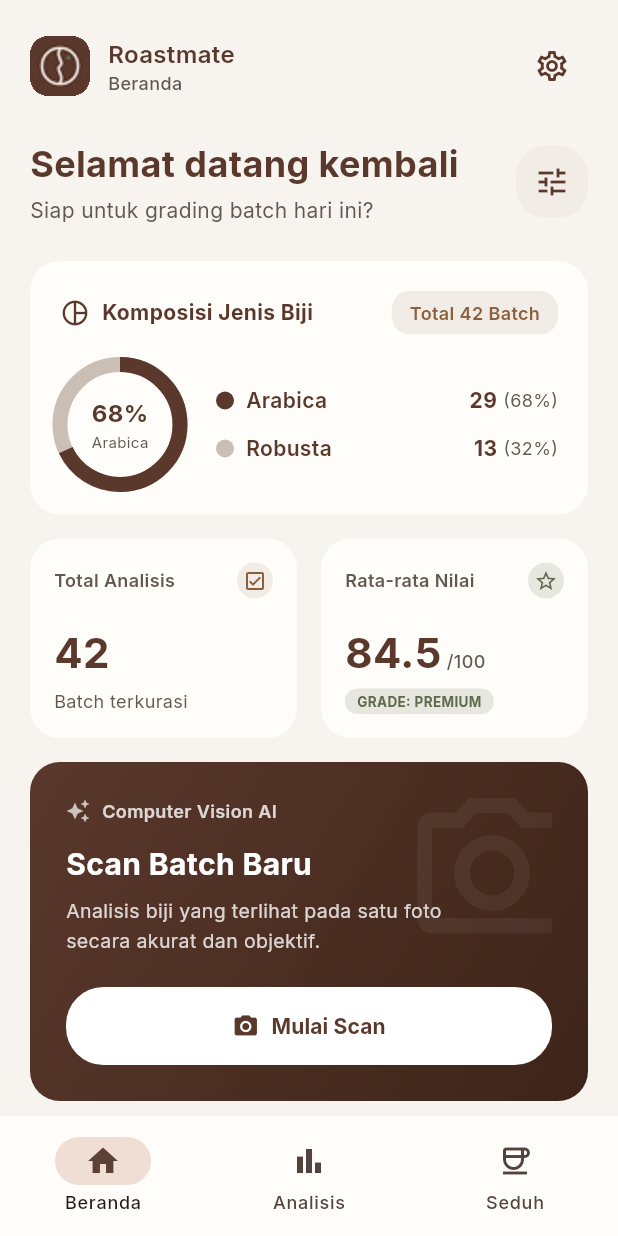
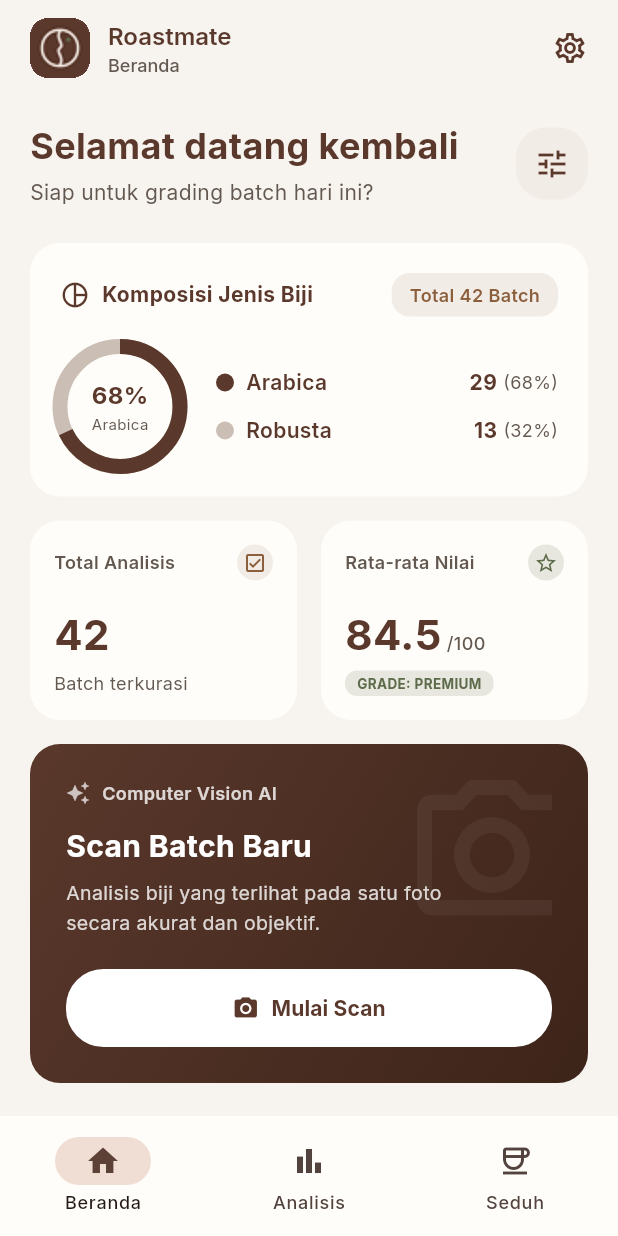
Before and after one commit to AhmadKevin000/roastmate_app, a Flutter app: the screen it shows after launch, on a phone screen of 412 x 824 dp. Run offline on Flutter 3.47's test engine with Material 3 defaults, Android fonts, the phone set to English and light mode, and no system bars; our stand-ins replace camera, flutter_riverpod, go_router, sqflite; accounts and stored records are empty.

Commit message:
feat(home): header pinned di tab shell + navigasi analisis terakhir

```diff
--- a/mobile/lib/core/widgets/roastmate_app_header.dart
+++ b/mobile/lib/core/widgets/roastmate_app_header.dart
@@ -7,13 +7,18 @@ import '../theme/roastmate_text.dart';
 
 /// Header brand yang konsisten untuk layar bertab (Beranda, Analisis, Seduh).
 ///
-/// Menampilkan logo aplikasi, nama "Roastmate", sublabel tab aktif, dan ikon
-/// pengaturan. Tidak memakai avatar.
-class RoastmateAppHeader extends StatelessWidget {
+/// Dirender sebagai [AppBar] sehingga tetap menempel di atas saat konten
+/// di-scroll (sama seperti layar detail). Menampilkan logo aplikasi, nama
+/// "Roastmate", sublabel tab aktif, dan ikon pengaturan. Tidak memakai avatar.
+class RoastmateAppHeader extends StatelessWidget
+    implements PreferredSizeWidget {
   /// Sublabel tab aktif (mis. "Beranda", "Analisis", "Seduh").
   final String subtitle;
 
   final VoidCallback? onSettings;
+
+  /// Tinggi area toolbar (tanpa inset status bar).
+  static const double toolbarHeight = 64;
 
   const RoastmateAppHeader({
     super.key,
@@ -22,11 +27,18 @@ class RoastmateAppHeader extends StatelessWidget {
   });
 
   @override
+  Size get preferredSize => const Size.fromHeight(toolbarHeight);
+
+  @override
   Widget build(BuildContext context) {
-    return Row(
-      mainAxisAlignment: MainAxisAlignment.spaceBetween,
-      children: [
-        Row(
+    return AppBar(
+      backgroundColor: RoastmateColors.background,
+      elevation: 0,
+      scrolledUnderElevation: 0,
+      automaticallyImplyLeading: false,
+      toolbarHeight: toolbarHeight,
+      titleSpacing: 20,
+      title: Row(
         children: [
           Container(
             width: 40,
@@ -40,6 +52,7 @@ class RoastmateAppHeader extends StatelessWidget {
           const SizedBox(width: RoastmateSpacing.md),
           Column(
             crossAxisAlignment: CrossAxisAlignment.start,
+            mainAxisSize: MainAxisSize.min,
             children: [
               Text(
                 'Roastmate',
@@ -58,13 +71,17 @@ class RoastmateAppHeader extends StatelessWidget {
           ),
         ],
       ),
-        IconButton(
+      actions: [
+        Padding(
+          padding: const EdgeInsets.only(right: 8),
+          child: IconButton(
             onPressed: onSettings,
             icon: const Icon(
               Icons.settings_outlined,
               color: RoastmateColors.primary,
             ),
           ),
+        ),
       ],
     );
   }
--- a/mobile/lib/features/analysis/domain/entities/analysis_history_item.dart
+++ b/mobile/lib/features/analysis/domain/entities/analysis_history_item.dart
@@ -23,10 +23,11 @@ class AnalysisHistoryItem {
 
   /// Kelas defect (selain Healthy) yang jumlahnya > 0, urut dari terbanyak.
   List<DefectClass> get defectClasses {
-    final entries = defectCounts.entries
-        .where((e) => e.key != DefectClass.healthy && e.value > 0)
-        .toList()
-      ..sort((a, b) => b.value.compareTo(a.value));
+    final entries =
+        defectCounts.entries
+            .where((e) => e.key != DefectClass.healthy && e.value > 0)
+            .toList()
+          ..sort((a, b) => b.value.compareTo(a.value));
     return entries.map((e) => e.key).toList();
   }
 
@@ -37,6 +38,18 @@ class AnalysisHistoryItem {
     if (qualityScore >= 60) return IndicativeGrade.standard;
     if (qualityScore >= 40) return IndicativeGrade.belowStandard;
     return IndicativeGrade.offGrade;
+  }
+
+  /// Tanggal ringkas untuk kartu Beranda (mis. "12 Mar, 10:24").
+  ///
+  /// Membuang tahun dan label zona waktu dari [dateLabel].
+  String get shortDateLabel {
+    final parts = dateLabel.split(',');
+    final dateShort = parts.first.trim().replaceAll(RegExp(r'\s+\d{4}$'), '');
+    final timeShort = parts.length > 1
+        ? parts[1].trim().replaceAll(' WIB', '').trim()
+        : '';
+    return timeShort.isEmpty ? dateShort : '$dateShort, $timeShort';
   }
 }
 
@@ -58,6 +71,22 @@ String defectShortLabel(DefectClass defectClass) {
   }
 }
 
+/// Label grade singkat untuk kartu Beranda (mis. "Specialty").
+String gradeShortLabel(IndicativeGrade grade) {
+  switch (grade) {
+    case IndicativeGrade.specialty:
+      return 'Specialty';
+    case IndicativeGrade.premium:
+      return 'Premium';
+    case IndicativeGrade.standard:
+      return 'Standard';
+    case IndicativeGrade.belowStandard:
+      return 'Below Standard';
+    case IndicativeGrade.offGrade:
+      return 'Off Grade';
+  }
+}
+
 /// Label grade untuk ditampilkan (mis. `GRADE INDIKATIF - SPECIALTY`).
 String gradeDisplayLabel(IndicativeGrade grade) {
   switch (grade) {
--- a/mobile/lib/features/analysis/presentation/views/analysis_history_screen.dart
+++ b/mobile/lib/features/analysis/presentation/views/analysis_history_screen.dart
@@ -19,21 +19,24 @@ class AnalysisHistoryScreen extends StatefulWidget {
   /// Daftar item riwayat. Bila null, memakai [mockAnalysisHistory].
   final List<AnalysisHistoryItem>? items;
 
-  const AnalysisHistoryScreen({
-    super.key,
-    this.items,
-  });
+  const AnalysisHistoryScreen({super.key, this.items});
 
   @override
   State<AnalysisHistoryScreen> createState() => _AnalysisHistoryScreenState();
 }
 
 class _AnalysisHistoryScreenState extends State<AnalysisHistoryScreen> {
-  static const List<String> _filterOptions = ['Semua', 'Arabica', 'Robusta', 'Mixed'];
+  static const List<String> _filterOptions = [
+    'Semua',
+    'Arabica',
+    'Robusta',
+    'Mixed',
+  ];
 
   String _selectedFilter = 'Semua';
 
-  List<AnalysisHistoryItem> get _allItems => widget.items ?? mockAnalysisHistory;
+  List<AnalysisHistoryItem> get _allItems =>
+      widget.items ?? mockAnalysisHistory;
 
   List<AnalysisHistoryItem> get _filteredItems {
     if (_selectedFilter == 'Semua') return _allItems;
@@ -59,7 +62,9 @@ class _AnalysisHistoryScreenState extends State<AnalysisHistoryScreen> {
 
   void _onExportCsv() {
     ScaffoldMessenger.of(context).showSnackBar(
-      const SnackBar(content: Text('Ekspor CSV akan tersedia di versi berikutnya')),
+      const SnackBar(
+        content: Text('Ekspor CSV akan tersedia di versi berikutnya'),
+      ),
     );
   }
 
@@ -69,14 +74,12 @@ class _AnalysisHistoryScreenState extends State<AnalysisHistoryScreen> {
 
     return Scaffold(
       backgroundColor: RoastmateColors.background,
-      body: SafeArea(
-        child: SingleChildScrollView(
-          padding: const EdgeInsets.all(20.0),
+      appBar: const RoastmateAppHeader(subtitle: 'Analisis'),
+      body: SingleChildScrollView(
+        padding: const EdgeInsets.fromLTRB(20, 16, 20, 20),
         child: Column(
           crossAxisAlignment: CrossAxisAlignment.start,
           children: [
-              const RoastmateAppHeader(subtitle: 'Analisis'),
-              const SizedBox(height: RoastmateSpacing.xl),
             _buildTitleRow(),
             const SizedBox(height: RoastmateSpacing.lg),
             HistoryFilterBar(
@@ -91,13 +94,13 @@ class _AnalysisHistoryScreenState extends State<AnalysisHistoryScreen> {
             else
               for (int i = 0; i < items.length; i++) ...[
                 HistoryCard(item: items[i], onTap: () => _openDetail(items[i])),
-                  if (i < items.length - 1) const SizedBox(height: RoastmateSpacing.md),
+                if (i < items.length - 1)
+                  const SizedBox(height: RoastmateSpacing.md),
               ],
             const SizedBox(height: RoastmateSpacing.xl),
             HistoryExportCard(onExport: _onExportCsv),
             const SizedBox(height: RoastmateSpacing.xl),
           ],
-          ),
         ),
       ),
     );
@@ -113,12 +116,16 @@ class _AnalysisHistoryScreenState extends State<AnalysisHistoryScreen> {
             children: [
               Text(
                 'Riwayat Analisis',
-                style: RoastmateText.headlineSm.copyWith(color: RoastmateColors.textPrimary),
+                style: RoastmateText.headlineSm.copyWith(
+                  color: RoastmateColors.textPrimary,
+                ),
               ),
               const SizedBox(height: RoastmateSpacing.xs),
               Text(
                 'Total ${_allItems.length} penilaian batch optik tersimpan',
-                style: RoastmateText.bodyMd.copyWith(color: RoastmateColors.textSecondary),
+                style: RoastmateText.bodyMd.copyWith(
+                  color: RoastmateColors.textSecondary,
+                ),
               ),
             ],
           ),
@@ -152,17 +159,25 @@ class _AnalysisHistoryScreenState extends State<AnalysisHistoryScreen> {
       ),
       child: Column(
         children: [
-          const Icon(Icons.inbox_outlined, size: 40, color: RoastmateColors.iconMuted),
+          const Icon(
+            Icons.inbox_outlined,
+            size: 40,
+            color: RoastmateColors.iconMuted,
+          ),
           const SizedBox(height: RoastmateSpacing.md),
           Text(
             'Belum ada riwayat untuk filter ini',
-            style: RoastmateText.titleSm.copyWith(color: RoastmateColors.textPrimary),
+            style: RoastmateText.titleSm.copyWith(
+              color: RoastmateColors.textPrimary,
+            ),
           ),
           const SizedBox(height: RoastmateSpacing.xs),
           Text(
             'Coba pilih filter lain atau scan batch baru.',
             textAlign: TextAlign.center,
-            style: RoastmateText.bodySm.copyWith(color: RoastmateColors.textSecondary),
+            style: RoastmateText.bodySm.copyWith(
+              color: RoastmateColors.textSecondary,
+            ),
           ),
         ],
       ),
--- a/mobile/lib/features/brew/presentation/views/brew_catalog_screen.dart
+++ b/mobile/lib/features/brew/presentation/views/brew_catalog_screen.dart
@@ -21,14 +21,12 @@ class BrewCatalogScreen extends ConsumerWidget {
 
     return Scaffold(
       backgroundColor: RoastmateColors.background,
-      body: SafeArea(
-        child: SingleChildScrollView(
-          padding: const EdgeInsets.all(20.0),
+      appBar: const RoastmateAppHeader(subtitle: 'Seduh'),
+      body: SingleChildScrollView(
+        padding: const EdgeInsets.fromLTRB(20, 16, 20, 20),
         child: Column(
           crossAxisAlignment: CrossAxisAlignment.start,
           children: [
-              const RoastmateAppHeader(subtitle: 'Seduh'),
-              const SizedBox(height: RoastmateSpacing.xl),
             _buildTitleRow(context, state),
             const SizedBox(height: RoastmateSpacing.lg),
             if (state.isLoading)
@@ -45,8 +43,7 @@ class BrewCatalogScreen extends ConsumerWidget {
             else
               for (final method in state.methods)
                 Padding(
-                    padding:
-                        const EdgeInsets.only(bottom: RoastmateSpacing.lg),
+                  padding: const EdgeInsets.only(bottom: RoastmateSpacing.lg),
                   child: BrewMethodCard(
                     method: method,
                     recipe: state.recipeForMethod(method.methodId),
@@ -57,7 +54,6 @@ class BrewCatalogScreen extends ConsumerWidget {
             const BrewingTipCard(),
             const SizedBox(height: RoastmateSpacing.xl),
           ],
-          ),
         ),
       ),
     );
--- a/mobile/lib/features/home/presentation/views/home_view.dart
+++ b/mobile/lib/features/home/presentation/views/home_view.dart
@@ -3,6 +3,8 @@ import 'package:go_router/go_router.dart';
 
 import '../../../../core/theme/roastmate_colors.dart';
 import '../../../../core/widgets/roastmate_app_header.dart';
+import '../../../analysis/data/sources/mock_analysis_history.dart';
+import '../../../analysis/domain/entities/analysis_history_item.dart';
 
 // ============================================================
 // Design System: Warm Technical Minimalism (token di core/theme)
@@ -27,14 +29,12 @@ class HomePage extends StatelessWidget {
   Widget build(BuildContext context) {
     return Scaffold(
       backgroundColor: _background,
-      body: SafeArea(
-        child: SingleChildScrollView(
-          padding: const EdgeInsets.all(20.0),
+      appBar: const RoastmateAppHeader(subtitle: 'Beranda'),
+      body: SingleChildScrollView(
+        padding: const EdgeInsets.fromLTRB(20, 16, 20, 20),
         child: Column(
           crossAxisAlignment: CrossAxisAlignment.start,
           children: [
-              const RoastmateAppHeader(subtitle: 'Beranda'),
-              const SizedBox(height: 24),
             _buildGreeting(),
             const SizedBox(height: 24),
             _buildCompositionCard(),
@@ -49,13 +49,12 @@ class HomePage extends StatelessWidget {
             const SizedBox(height: 16),
             _buildScanBanner(context),
             const SizedBox(height: 24),
-              _buildRecentAnalysisHeader(),
+            _buildRecentAnalysisHeader(context),
             const SizedBox(height: 16),
-              _buildRecentAnalysisList(),
+            _buildRecentAnalysisList(context),
             const SizedBox(height: 24),
             _buildInfoBox(),
           ],
-          ),
         ),
       ),
     );
@@ -83,10 +82,7 @@ class HomePage extends StatelessWidget {
               SizedBox(height: 4),
               Text(
                 'Siap untuk grading batch hari ini?',
-                style: TextStyle(
-                  fontSize: 14,
-                  color: _neutral,
-                ),
+                style: TextStyle(fontSize: 14, color: _neutral),
               ),
             ],
           ),
@@ -120,11 +116,7 @@ class HomePage extends StatelessWidget {
             children: [
               const Row(
                 children: [
-                  Icon(
-                    Icons.pie_chart_outline,
-                    color: _primary,
-                    size: 20,
-                  ),
+                  Icon(Icons.pie_chart_outline, color: _primary, size: 20),
                   SizedBox(width: 8),
                   Text(
                     'Komposisi Jenis Biji',
@@ -201,12 +193,7 @@ class HomePage extends StatelessWidget {
               Expanded(
                 child: Column(
                   children: [
-                    _buildLegendRow(
-                      _primary,
-                      'Arabica',
-                      '29',
-                      '(68%)',
-                    ),
+                    _buildLegendRow(_primary, 'Arabica', '29', '(68%)'),
                     const SizedBox(height: 12),
                     _buildLegendRow(
                       const Color(0xFFCBBFB5),
@@ -256,10 +243,7 @@ class HomePage extends StatelessWidget {
           ),
         ),
         const SizedBox(width: 4),
-        Text(
-          percentage,
-          style: const TextStyle(color: _neutral, fontSize: 12),
-        ),
+        Text(percentage, style: const TextStyle(color: _neutral, fontSize: 12)),
       ],
     );
   }
@@ -351,11 +335,7 @@ class HomePage extends StatelessWidget {
                   color: _tertiary.withValues(alpha: 0.15),
                   shape: BoxShape.circle,
                 ),
-                child: Icon(
-                  Icons.star_border,
-                  color: _tertiary,
-                  size: 16,
-                ),
+                child: Icon(Icons.star_border, color: _tertiary, size: 16),
               ),
             ],
           ),
@@ -501,7 +481,7 @@ class HomePage extends StatelessWidget {
   // ============================================================
   // RECENT ANALYSIS HEADER
   // ============================================================
-  Widget _buildRecentAnalysisHeader() {
+  Widget _buildRecentAnalysisHeader(BuildContext context) {
     return Row(
       mainAxisAlignment: MainAxisAlignment.spaceBetween,
       children: [
@@ -513,7 +493,12 @@ class HomePage extends StatelessWidget {
             color: _primary,
           ),
         ),
-        Row(
+        InkWell(
+          onTap: () => context.go('/history'),
+          borderRadius: BorderRadius.circular(8),
+          child: Padding(
+            padding: const EdgeInsets.symmetric(horizontal: 4, vertical: 4),
+            child: Row(
               children: [
                 const Text(
                   'Lihat Semua',
@@ -527,6 +512,8 @@ class HomePage extends StatelessWidget {
                 Icon(Icons.chevron_right, color: _secondary, size: 18),
               ],
             ),
+          ),
+        ),
       ],
     );
   }
@@ -534,61 +521,37 @@ class HomePage extends StatelessWidget {
   // ============================================================
   // RECENT ANALYSIS LIST
   // ============================================================
-  Widget _buildRecentAnalysisList() {
+  Widget _buildRecentAnalysisList(BuildContext context) {
+    // Sumber sama dengan tab Analisis agar judul/skor kartu cocok dengan isi
+    // Detail Inspeksi yang dibuka.
+    final items = mockAnalysisHistory.take(3).toList();
+
     return Column(
       children: [
-        _buildAnalysisCard(
-          title: 'Gayo Natural Anaerob',
-          date: '12 Mar, 10:24',
-          type: 'Arabica',
-          beansCount: '32',
-          score: '88',
-          grade: 'Specialty',
-          gradeColor: _tertiary.withValues(alpha: 0.15),
-          gradeTextColor: _tertiary,
-        ),
-        const SizedBox(height: 12),
-        _buildAnalysisCard(
-          title: 'Temanggung Fine Robusta',
-          date: '10 Mar, 16:15',
-          type: 'Robusta',
-          beansCount: '28',
-          score: '82',
-          grade: 'Premium',
-          gradeColor: const Color(0xFFD9E2E8),
-          gradeTextColor: const Color(0xFF4B6E88),
-        ),
-        const SizedBox(height: 12),
-        _buildAnalysisCard(
-          title: 'Toraja Sapan Washed',
-          date: '08 Mar, 09:30',
-          type: 'Arabica',
-          beansCount: '30',
-          score: '79',
-          grade: 'Standard',
-          gradeColor: _cardBg,
-          gradeTextColor: _secondary,
-        ),
+        for (int i = 0; i < items.length; i++) ...[
+          _buildAnalysisCard(context, items[i]),
+          if (i < items.length - 1) const SizedBox(height: 12),
+        ],
       ],
     );
   }
 
-  Widget _buildAnalysisCard({
-    required String title,
-    required String date,
-    required String type,
-    required String beansCount,
-    required String score,
-    required String grade,
-    required Color gradeColor,
-    required Color gradeTextColor,
-  }) {
-    return Container(
-      padding: const EdgeInsets.all(12),
-      decoration: BoxDecoration(
+  Widget _buildAnalysisCard(BuildContext context, AnalysisHistoryItem item) {
+    final gradeTokens =
+        RoastmateColors.grade[item.grade.name] ??
+        RoastmateColors.grade['standard']!;
+
+    return Material(
       color: _cardWhite,
       borderRadius: BorderRadius.circular(16),
+      child: InkWell(
+        onTap: () => context.push(
+          '/result/${Uri.encodeComponent(item.detail.batchLabel)}',
+          extra: item.detail,
         ),
+        borderRadius: BorderRadius.circular(16),
+        child: Padding(
+          padding: const EdgeInsets.all(12),
           child: Row(
             children: [
               Container(
@@ -598,10 +561,7 @@ class HomePage extends StatelessWidget {
                   color: _cardBg,
                   borderRadius: BorderRadius.circular(12),
                 ),
-            child: Icon(
-              Icons.coffee,
-              color: _secondary,
-            ),
+                child: Icon(Icons.coffee, color: _secondary),
               ),
               const SizedBox(width: 12),
               Expanded(
@@ -613,7 +573,7 @@ class HomePage extends StatelessWidget {
                       children: [
                         Expanded(
                           child: Text(
-                        title,
+                            item.batchName,
                             style: const TextStyle(
                               fontWeight: FontWeight.w700,
                               color: _primary,
@@ -629,15 +589,15 @@ class HomePage extends StatelessWidget {
                             vertical: 4,
                           ),
                           decoration: BoxDecoration(
-                        color: gradeColor,
+                            color: gradeTokens['container'],
                             borderRadius: BorderRadius.circular(10),
                           ),
                           child: Text(
-                        grade,
+                            gradeShortLabel(item.grade),
                             style: TextStyle(
                               fontSize: 10,
                               fontWeight: FontWeight.w700,
-                          color: gradeTextColor,
+                              color: gradeTokens['color'],
                             ),
                           ),
                         ),
@@ -645,11 +605,8 @@ class HomePage extends StatelessWidget {
                     ),
                     const SizedBox(height: 4),
                     Text(
-                  '$date • $type',
-                  style: const TextStyle(
-                    fontSize: 12,
-                    color: _neutral,
-                  ),
+                      '${item.shortDateLabel} • ${item.species}',
+                      style: const TextStyle(fontSize: 12, color: _neutral),
                     ),
                     const SizedBox(height: 8),
                     Row(
@@ -664,7 +621,7 @@ class HomePage extends StatelessWidget {
                             ),
                             const SizedBox(width: 4),
                             Text(
-                          '$beansCount biji terlihat',
+                              '${item.visibleBeans} biji terlihat',
                               style: const TextStyle(
                                 fontSize: 12,
                                 color: _neutral,
@@ -676,13 +633,10 @@ class HomePage extends StatelessWidget {
                           children: [
                             const Text(
                               'Skor: ',
-                          style: TextStyle(
-                            fontSize: 12,
-                            color: _neutral,
-                          ),
+                              style: TextStyle(fontSize: 12, color: _neutral),
                             ),
                             Text(
-                          score,
+                              '${item.qualityScore}',
                               style: const TextStyle(
                                 fontWeight: FontWeight.w700,
                                 color: _primary,
@@ -697,6 +651,8 @@ class HomePage extends StatelessWidget {
                 ),
               ),
             ],
+          ),
+        ),
       ),
     );
   }
```
Also changed, not shown: 2 other files. Lines whose indentation alone changed are shown as unchanged.
